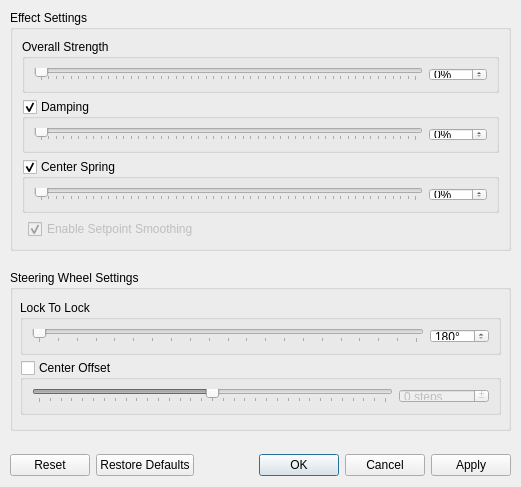
The window that OpenSimwheelCommander/Dialogs/WheelSettingsDialog.ui (OpenSimwheel/OpenSimwheelCommander) describes before a commit, drawn with Qt 5.
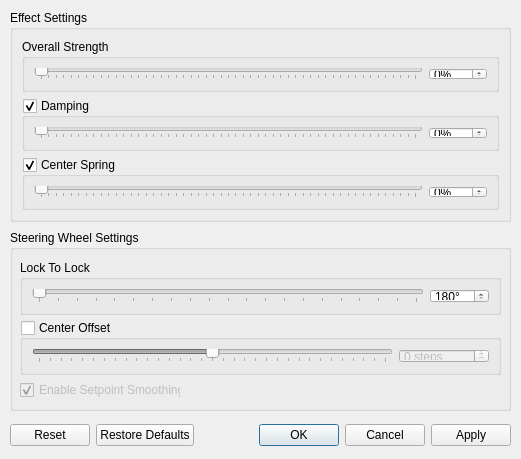
The same window after the commit.

```diff
--- a/OpenSimwheelCommander/Dialogs/WheelSettingsDialog.ui
+++ b/OpenSimwheelCommander/Dialogs/WheelSettingsDialog.ui
@@ -10,7 +10,7 @@
     <x>0</x>
     <y>0</y>
     <width>521</width>
-    <height>487</height>
+    <height>459</height>
    </rect>
   </property>
   <property name="sizePolicy">
@@ -34,64 +34,14 @@
      <x>10</x>
      <y>10</y>
      <width>501</width>
-     <height>241</height>
+     <height>212</height>
     </rect>
    </property>
    <property name="title">
     <string>Effect Settings</string>
    </property>
-   <layout class="QFormLayout" name="formLayout">
-    <item row="1" column="0" colspan="2">
-     <widget class="QGroupBox" name="effects_damper_groupbox">
-      <property name="title">
-       <string>Damping</string>
-      </property>
-      <property name="flat">
-       <bool>true</bool>
-      </property>
-      <property name="checkable">
-       <bool>true</bool>
-      </property>
-      <layout class="QGridLayout" name="gridLayout_2">
-       <item row="0" column="1">
-        <widget class="QSlider" name="effects_damper_slider">
-         <property name="maximum">
-          <number>100</number>
-         </property>
-         <property name="orientation">
-          <enum>Qt::Horizontal</enum>
-         </property>
-         <property name="invertedAppearance">
-          <bool>false</bool>
-         </property>
-         <property name="invertedControls">
-          <bool>false</bool>
-         </property>
-         <property name="tickPosition">
-          <enum>QSlider::TicksBelow</enum>
-         </property>
-         <property name="tickInterval">
-          <number>2</number>
-         </property>
-        </widget>
-       </item>
-       <item row="0" column="2">
-        <widget class="QSpinBox" name="effects_damper_spinBox">
-         <property name="wrapping">
-          <bool>false</bool>
-         </property>
-         <property name="suffix">
-          <string notr="true">%</string>
-         </property>
-         <property name="maximum">
-          <number>100</number>
-         </property>
-        </widget>
-       </item>
-      </layout>
-     </widget>
-    </item>
-    <item row="0" column="0" colspan="2">
+   <layout class="QVBoxLayout" name="verticalLayout">
+    <item>
      <widget class="QGroupBox" name="groupBox_3">
       <property name="title">
        <string>Overall Strength</string>
@@ -144,7 +94,57 @@
       </layout>
      </widget>
     </item>
-    <item row="2" column="0" colspan="2">
+    <item>
+     <widget class="QGroupBox" name="effects_damper_groupbox">
+      <property name="title">
+       <string>Damping</string>
+      </property>
+      <property name="flat">
+       <bool>true</bool>
+      </property>
+      <property name="checkable">
+       <bool>true</bool>
+      </property>
+      <layout class="QGridLayout" name="gridLayout_2">
+       <item row="1" column="2">
+        <widget class="QSpinBox" name="effects_damper_spinBox">
+         <property name="wrapping">
+          <bool>false</bool>
+         </property>
+         <property name="suffix">
+          <string notr="true">%</string>
+         </property>
+         <property name="maximum">
+          <number>100</number>
+         </property>
+        </widget>
+       </item>
+       <item row="1" column="1">
+        <widget class="QSlider" name="effects_damper_slider">
+         <property name="maximum">
+          <number>100</number>
+         </property>
+         <property name="orientation">
+          <enum>Qt::Horizontal</enum>
+         </property>
+         <property name="invertedAppearance">
+          <bool>false</bool>
+         </property>
+         <property name="invertedControls">
+          <bool>false</bool>
+         </property>
+         <property name="tickPosition">
+          <enum>QSlider::TicksBelow</enum>
+         </property>
+         <property name="tickInterval">
+          <number>2</number>
+         </property>
+        </widget>
+       </item>
+      </layout>
+     </widget>
+    </item>
+    <item>
      <widget class="QGroupBox" name="effects_centerspring_groupbox">
       <property name="title">
        <string>Center Spring</string>
@@ -194,29 +194,13 @@
       </layout>
      </widget>
     </item>
-    <item row="3" column="1">
-     <widget class="QCheckBox" name="effects_enable_setpointSmoothing">
-      <property name="enabled">
-       <bool>false</bool>
-      </property>
-      <property name="text">
-       <string>Enable Setpoint Smoothing</string>
-      </property>
-      <property name="checkable">
-       <bool>true</bool>
-      </property>
-      <property name="checked">
-       <bool>true</bool>
-      </property>
-     </widget>
-    </item>
    </layout>
   </widget>
   <widget class="QDialogButtonBox" name="buttonBox">
    <property name="geometry">
     <rect>
      <x>10</x>
-     <y>450</y>
+     <y>420</y>
      <width>501</width>
      <height>31</height>
     </rect>
@@ -235,9 +219,9 @@
    <property name="geometry">
     <rect>
      <x>10</x>
-     <y>270</y>
+     <y>230</y>
      <width>501</width>
-     <height>161</height>
+     <height>181</height>
     </rect>
    </property>
    <property name="title">
@@ -391,6 +375,28 @@
      </item>
     </layout>
    </widget>
+   <widget class="QCheckBox" name="effects_enable_setpointSmoothing">
+    <property name="enabled">
+     <bool>false</bool>
+    </property>
+    <property name="geometry">
+     <rect>
+      <x>10</x>
+      <y>150</y>
+      <width>161</width>
+      <height>20</height>
+     </rect>
+    </property>
+    <property name="text">
+     <string>Enable Setpoint Smoothing</string>
+    </property>
+    <property name="checkable">
+     <bool>true</bool>
+    </property>
+    <property name="checked">
+     <bool>true</bool>
+    </property>
+   </widget>
   </widget>
  </widget>
  <resources/>
```
